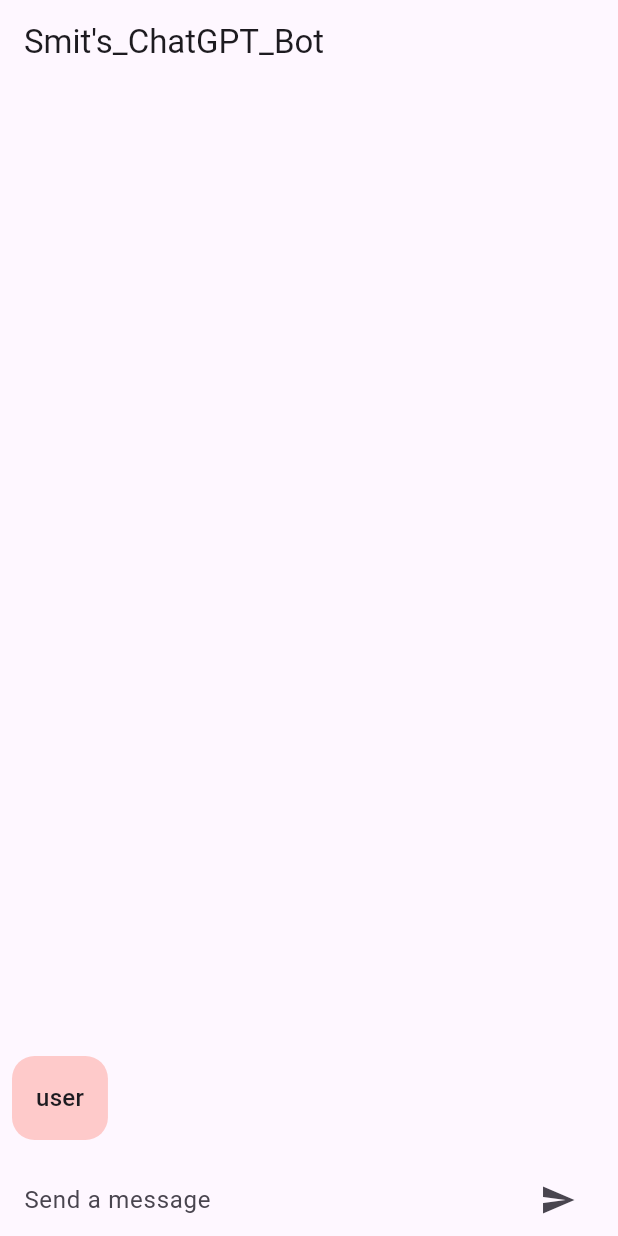
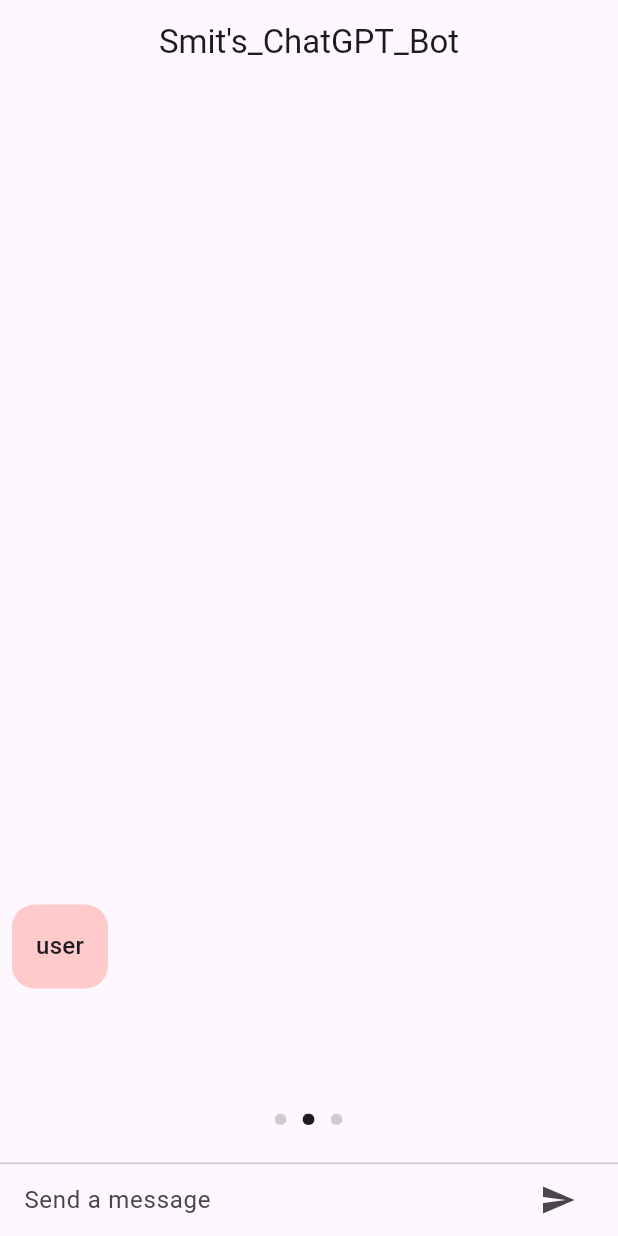
Before and after one commit to smit-lakhani-13/Flutter_ChatGPT_Bot, a Flutter app: the screen it shows after launch, after a tap on the "send" icon, on a phone screen of 412 x 824 dp. Run offline on Flutter 3.47's test engine with Material 2 defaults, Android fonts, the phone set to English and light mode, and no system bars; our stand-ins replace velocity_x; missing offline and left inert: chat_gpt_sdk.

Commit message:
Three Dots added API Key updated

```diff
--- a/lib/chat_screen.dart
+++ b/lib/chat_screen.dart
@@ -3,6 +3,7 @@
 import 'dart:async';
 
 import 'package:chat_gpt/chatmessage.dart';
+import 'package:chat_gpt/threedots.dart';
 import 'package:chat_gpt_sdk/chat_gpt_sdk.dart';
 import 'package:flutter/material.dart';
 import 'package:velocity_x/velocity_x.dart';
@@ -20,6 +21,7 @@ class _ChatScreenState extends State<ChatScreen> {
   ChatGPT? chatGPT;
 
   StreamSubscription? _subscription;
+  bool _isTyping = false;
 
   @override
   void initState() {
@@ -41,6 +43,7 @@ class _ChatScreenState extends State<ChatScreen> {
 
     setState(() {
       _messages.insert(0, message);
+      _isTyping = true;
     });
 
     _controller.clear();
@@ -49,7 +52,7 @@ class _ChatScreenState extends State<ChatScreen> {
         prompt: message.text, model: kTranslateModelV3, max_tokens: 200);
 
     _subscription = chatGPT!
-        .builder("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",
+        .builder("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",
             orgId: "")
         .onCompleteStream(request: request)
         .listen((response) {
@@ -58,6 +61,7 @@ class _ChatScreenState extends State<ChatScreen> {
           ChatMessage(text: response.choices[0].text, sender: "bot");
 
       setState(() {
+        _isTyping = false;
         _messages.insert(0, botMessage);
       });
     });
@@ -84,7 +88,10 @@ class _ChatScreenState extends State<ChatScreen> {
   @override
   Widget build(BuildContext context) {
     return Scaffold(
-      appBar: AppBar(title: const Text("Smit's_ChatGPT_Bot")),
+      appBar: AppBar(
+        title: const Text("Smit's_ChatGPT_Bot"),
+        centerTitle: true,
+      ),
       body: SafeArea(
         child: Column(children: [
           Flexible(
@@ -97,6 +104,10 @@ class _ChatScreenState extends State<ChatScreen> {
               },
             ),
           ),
+          if (_isTyping) ThreeDots(),
+          Divider(
+            height: 1.0,
+          ),
           Container(
             decoration: BoxDecoration(color: context.cardColor),
             child: _buildTextComposer(),
--- /dev/null
+++ b/lib/threedots.dart
@@ -0,0 +1,59 @@
+import 'package:flutter/material.dart';
+
+class ThreeDots extends StatefulWidget {
+  const ThreeDots({super.key});
+
+  @override
+  ThreeDotsState createState() => ThreeDotsState();
+}
+
+class ThreeDotsState extends State<ThreeDots>
+    with SingleTickerProviderStateMixin {
+  AnimationController? _animationController;
+  int _currentIndex = 0;
+
+  @override
+  void initState() {
+    super.initState();
+    _animationController = AnimationController(
+        vsync: this, duration: const Duration(milliseconds: 800))
+      ..addStatusListener((status) {
+        if (status == AnimationStatus.completed) {
+          _currentIndex++;
+          if (_currentIndex == 3) {
+            _currentIndex = 0;
+          }
+          _animationController!.reset();
+          _animationController!.forward();
+        }
+      });
+    _animationController!.forward();
+  }
+
+  @override
+  void dispose() {
+    _animationController!.dispose();
+    super.dispose();
+  }
+
+  @override
+  Widget build(BuildContext context) {
+    return AnimatedBuilder(
+      animation: _animationController!,
+      builder: (context, child) {
+        return Row(
+          mainAxisAlignment: MainAxisAlignment.center,
+          children: List.generate(3, (index) {
+            return Opacity(
+              opacity: index == _currentIndex ? 1.0 : 0.2,
+              child: const Text(
+                '.',
+                textScaleFactor: 5,
+              ),
+            );
+          }),
+        );
+      },
+    );
+  }
+}
```
